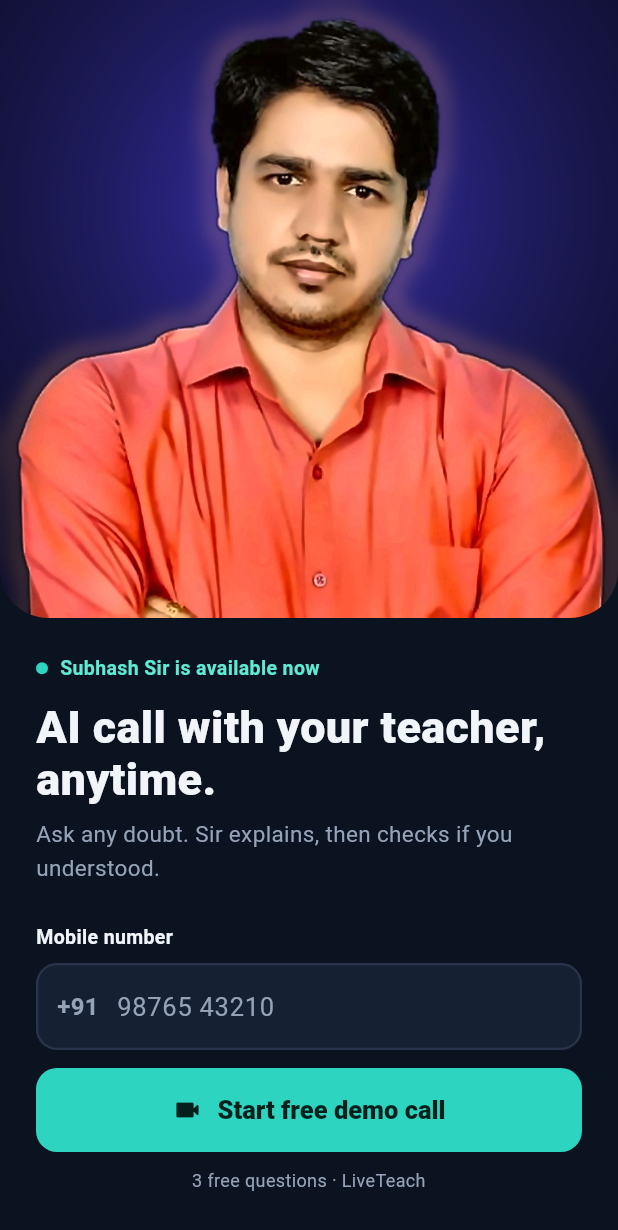
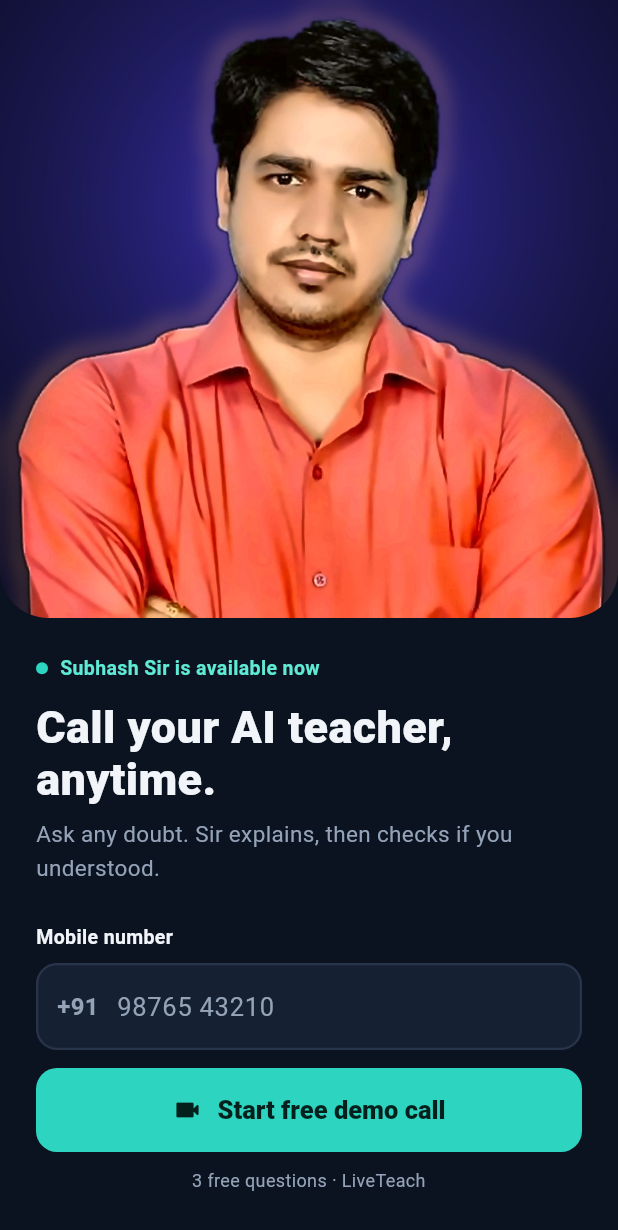
Before and after one commit to binturaathore05-collab/DhurinaAI, a Flutter app: the screen it shows after launch, on a phone screen of 412 x 824 dp. Shown: the top 1230 px of the screen. Run offline on Flutter 3.47's test engine with Material 3 defaults, Android fonts, the phone set to English and light mode, and no system bars; our stand-ins replace shared_preferences; missing offline and left inert: razorpay_flutter.

Commit message:
Login headline: 'Call your AI teacher, anytime.'
Co-Authored-By: Claude Opus 5.5 <noreply@anthropic.com>
Claude-Session: https://claude.ai/code/session_01W1wVGSdCUFGFnQpmE5dzJN

```diff
--- a/app/lib/screens/login_screen.dart
+++ b/app/lib/screens/login_screen.dart
@@ -69,7 +69,7 @@ class _LoginScreenState extends State<LoginScreen> {
                         style: const TextStyle(color: LT.accentText, fontWeight: FontWeight.w600, fontSize: 13)),
                   ]),
                   const SizedBox(height: 12),
-                  const Text('AI call with your teacher, anytime.',
+                  const Text('Call your AI teacher, anytime.',
                       style: TextStyle(fontSize: 30, fontWeight: FontWeight.w800, height: 1.15)),
                   const SizedBox(height: 8),
                   const Text('Ask any doubt. Sir explains, then checks if you understood.',
```
Also changed, not shown: 1 other file.
